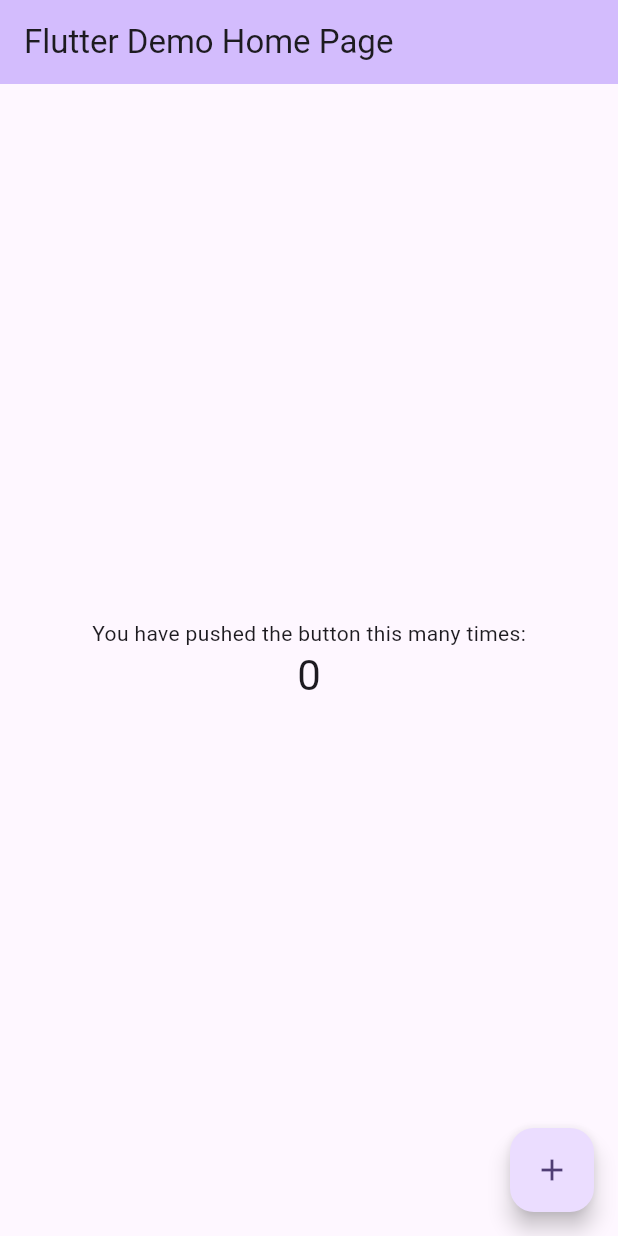
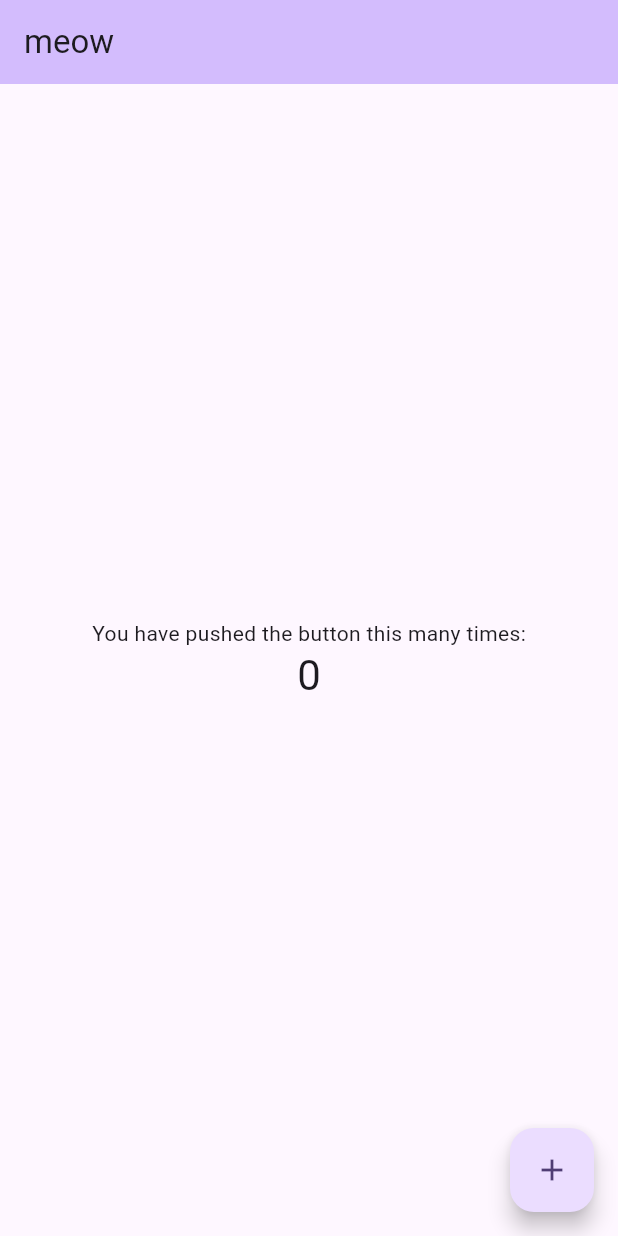
Before and after one commit to jamAL108/flutter-learn-app, a Flutter app: the screen it shows after launch, on a phone screen of 412 x 824 dp. Run offline on Flutter 3.47's test engine with Material 3 defaults, Android fonts, the phone set to English and light mode, and no system bars.

Commit message:
changed title

```diff
--- a/lib/main.dart
+++ b/lib/main.dart
@@ -84,7 +84,7 @@ class _MyHomePageState extends State<MyHomePage> {
         backgroundColor: Theme.of(context).colorScheme.inversePrimary,
         // Here we take the value from the MyHomePage object that was created by
         // the App.build method, and use it to set our appbar title.
-        title: Text(widget.title),
+        title: Text("meow"),
       ),
       body: Center(
         // Center is a layout widget. It takes a single child and positions it
```
